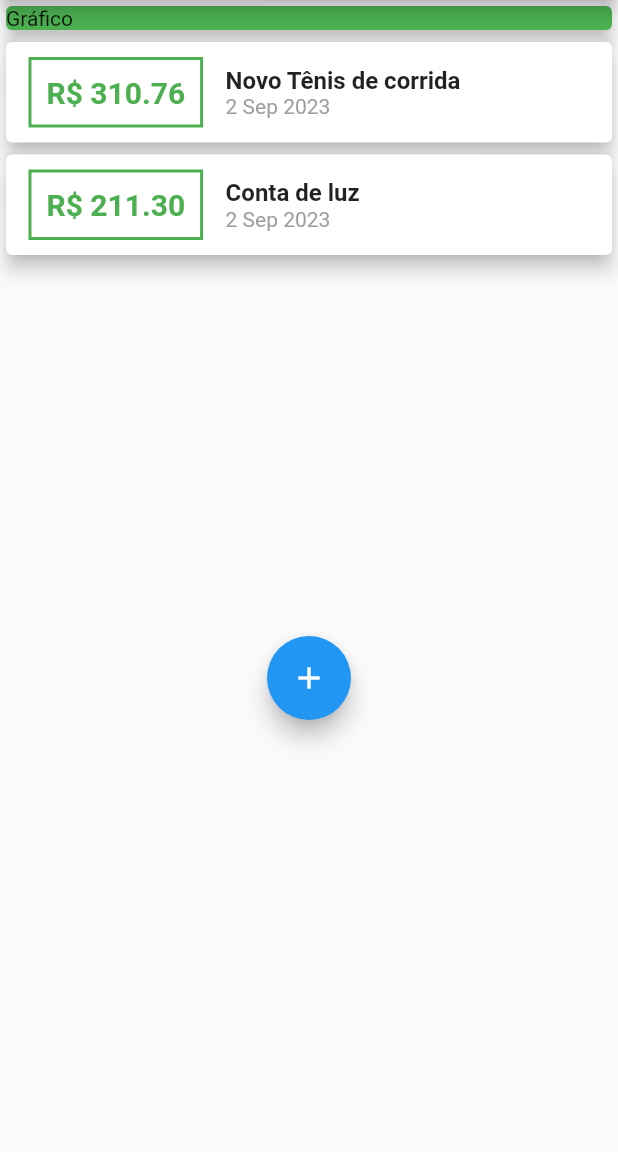
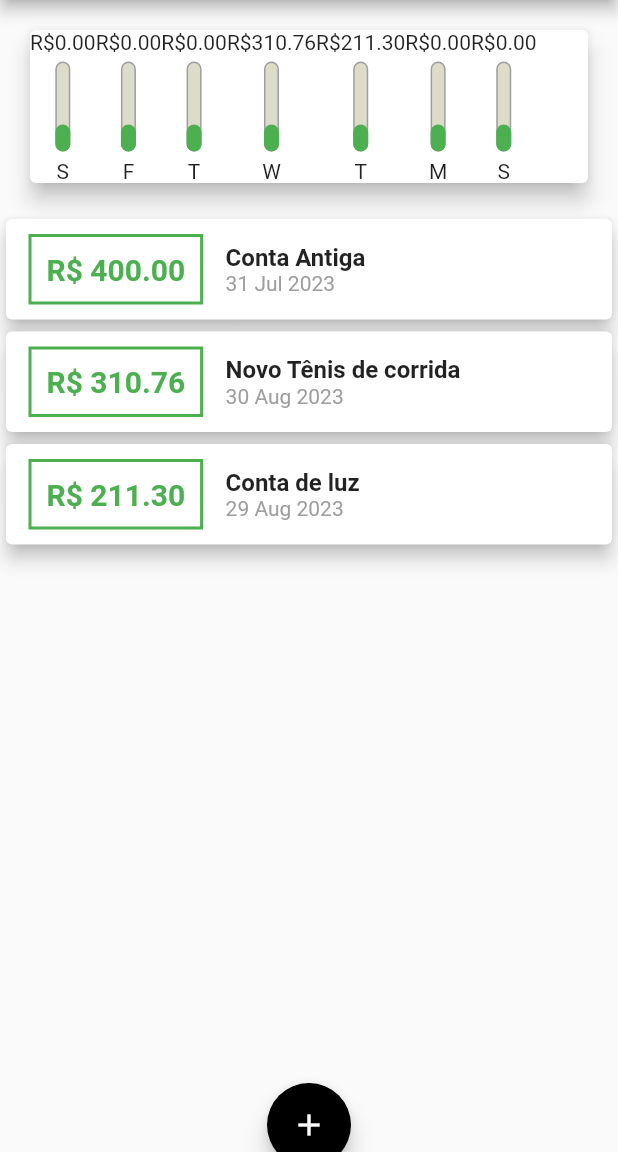
Before and after one commit to decolemos/personal_expenses_app_project, a Flutter app: the screen it shows after launch, on a phone screen of 412 x 824 dp, the part 84-1236 px from its top. Run offline on Flutter 3.47's test engine with Material 2 defaults, Android fonts, the phone set to English and light mode, and no system bars.

Commit message:
criando componente chart e logica

```diff
--- /dev/null
+++ b/lib/components/chart.dart
@@ -0,0 +1,61 @@
+// ignore_for_file: public_member_api_docs, sort_constructors_first
+import 'package:expenses/components/chart_bar.dart';
+import 'package:flutter/material.dart';
+import 'package:intl/intl.dart';
+import 'package:expenses/models/transaction.dart';
+
+class Chart extends StatelessWidget {
+
+  final List<Transaction> recentTransaction;
+
+  const Chart({
+    Key? key,
+    required this.recentTransaction,
+  }) : super(key: key);
+
+
+  List<Map<String, dynamic>> get groupedTransactions {
+    return List.generate(7, (index) {
+      final weekDay = DateTime.now().subtract(
+        Duration(
+          days: index
+        )
+      );
+
+      double totalSum = 0.0;
+
+      for(int index = 0; index < recentTransaction.length; index ++) {
+        bool sameDay = recentTransaction[index].date.day == weekDay.day;
+        bool sameMonth = recentTransaction[index].date.month == weekDay.month;
+        bool sameYear = recentTransaction[index].date.year == weekDay.year;
+
+        if(sameDay && sameMonth && sameYear) {
+          totalSum += recentTransaction[index].value;
+        }
+
+      }
+
+      return {
+        "day": DateFormat.E().format(weekDay)[0],
+        "value": totalSum};
+    });
+  }
+
+  @override
+  Widget build(BuildContext context) {
+    groupedTransactions;
+    return Card(
+      elevation: 6,
+      margin: const EdgeInsets.all(20),
+      child: Row(
+        children: groupedTransactions.map((transaction) {
+          return CharBar(
+            label: transaction["day"],
+            value: transaction["value"],
+            percentage: 0.3,
+          );
+        }).toList(),
+      ),
+    );
+  }
+}
--- /dev/null
+++ b/lib/components/chart_bar.dart
@@ -0,0 +1,60 @@
+// ignore_for_file: public_member_api_docs, sort_constructors_first
+import 'package:flutter/material.dart';
+
+class CharBar extends StatelessWidget {
+
+  final String label;
+  final double value;
+  final double percentage;
+
+  const CharBar({
+    Key? key,
+    required this.label,
+    required this.value,
+    required this.percentage,
+  }) : super(key: key);
+
+  @override
+  Widget build(BuildContext context) {
+    return Column(
+      children: [
+        Text("R\$${value.toStringAsFixed(2)}"),
+        const SizedBox(
+          height: 5,
+        ),
+        SizedBox(
+          height: 60,
+          width: 10,
+          child: Stack(
+            alignment: Alignment.bottomCenter,
+            children: [
+              Container(
+                decoration: BoxDecoration(
+                  border: Border.all(
+                    color: Colors.grey,
+                    width: 1.0
+                  ),
+                  color: const Color.fromRGBO(220, 220, 200, 1),
+                  borderRadius: BorderRadius.circular(5)
+                ),
+              ),
+              FractionallySizedBox(
+                heightFactor: percentage,
+                child: Container(
+                  decoration: BoxDecoration(
+                    color: Theme.of(context).primaryColor,
+                    borderRadius: BorderRadius.circular(5),
+                  ),
+                ),
+              )
+            ],
+          ),
+        ),
+        const SizedBox(
+          height: 5,
+        ),
+        Text(label)
+      ],
+    );
+  }
+}
--- a/lib/components/transaction_form.dart
+++ b/lib/components/transaction_form.dart
@@ -28,9 +28,7 @@ class _TransactionFormState extends State<TransactionForm> {
 
   @override
   Widget build(BuildContext context) {
-  return Card(
-      elevation: 5,
-      child: Padding(
+  return Padding(
     padding: const EdgeInsets.all(10),
     child: Column(
       children: [
@@ -71,7 +69,6 @@ class _TransactionFormState extends State<TransactionForm> {
         )
       ],
     ),
-      ),
   );
   }
 }
--- a/lib/components/transaction_list.dart
+++ b/lib/components/transaction_list.dart
@@ -11,8 +11,29 @@ class TransactionList extends StatelessWidget {
   @override
   Widget build(BuildContext context) {
   return SizedBox(
-    height: 400,
-    child: ListView.builder(
+    height: 580,
+    child: transactions.isEmpty
+    ? Column(
+      children: [
+        const SizedBox(
+          height: 20,
+        ),
+        Text("Nenhuma despesa cadastrada!",
+        style: Theme.of(context).textTheme.titleMedium,
+        ),
+        const SizedBox(
+          height: 20,
+        ),
+        SizedBox(
+          height: 300,
+          child: Image.asset(
+            "assets/waiting.png",
+            fit: BoxFit.cover,
+          ),
+        ),
+      ],
+    )
+    : ListView.builder(
       itemCount: transactions.length,
       itemBuilder: (context, index) {
         final transaction = transactions[index];
@@ -28,16 +49,16 @@ class TransactionList extends StatelessWidget {
                 decoration: BoxDecoration(
                   border: Border.all(
                     width: 2,
-                    color: Colors.green
+                    color: Theme.of(context).primaryColor
                   )
                 ),
                 padding: const EdgeInsets.all(10),
                 child: Text(
                   "R\$ ${transaction.value.toStringAsFixed(2)}",
-                  style: const TextStyle(
+                  style: TextStyle(
                     fontWeight: FontWeight.bold,
                     fontSize: 20,
-                    color: Colors.green
+                    color: Theme.of(context).primaryColor
                   ),
                 )
               ),
--- a/lib/main.dart
+++ b/lib/main.dart
@@ -1,4 +1,5 @@
 import 'dart:math';
+import 'package:expenses/components/chart.dart';
 import 'package:flutter/material.dart';
 import 'components/transaction_form.dart';
 import 'components/transaction_list.dart';
@@ -13,8 +14,15 @@ class ExpensesApp extends StatelessWidget {
 
   @override
   Widget build(BuildContext context) {
-    return const MaterialApp(
-      home: MyHomePage()
+    return MaterialApp(
+      debugShowCheckedModeBanner: false,
+      home: const MyHomePage(),
+      theme: ThemeData(
+        primarySwatch: Colors.green,
+        colorScheme: ColorScheme.fromSwatch().copyWith(
+          secondary: Colors.black
+        )
+      ),
     );
   }
 }
@@ -29,21 +37,34 @@ class MyHomePage extends StatefulWidget {
 class _MyHomePageState extends State<MyHomePage> {
 
 
-  final _transactions = [
+  final List<Transaction> _transactions = [
+    Transaction(
+      id: "000",
+      title: "Conta Antiga",
+      value: 400.00,
+      date: DateTime.now().subtract(const Duration(days: 33))
+    ),
     Transaction(
       id: "001",
       title: "Novo Tênis de corrida",
       value: 310.76,
-      date: DateTime.now()
+      date: DateTime.now().subtract(const Duration(days: 3))
     ),
     Transaction(
       id: "002",
       title: "Conta de luz",
       value: 211.30,
-      date: DateTime.now()
+      date: DateTime.now().subtract(const Duration(days: 4))
     ),
   ];
 
+  List<Transaction> get _recentTransactions {
+    return _transactions.where((transaction) {
+      return transaction.date.isAfter(DateTime.now().subtract(
+        const Duration(days: 7)
+      ));
+    }).toList();
+  }
 
   void _addTransaction(String title, double value) {
     final newTransaction = Transaction(
@@ -84,15 +105,10 @@ class _MyHomePageState extends State<MyHomePage> {
       ),
       body: SingleChildScrollView(
         child: Column(
+          mainAxisAlignment: MainAxisAlignment.center,
           crossAxisAlignment: CrossAxisAlignment.stretch,
           children: [
-            const SizedBox(
-              child: Card(
-                color: Colors.green,
-                elevation: 5,
-                child: Text("Gráfico"),
-              ),
-            ),
+            Chart(recentTransaction: _recentTransactions),
             TransactionList(transactions: _transactions),
             FloatingActionButton(
               onPressed: () => _openTransactionFormModal(context),
--- a/pubspec.yaml
+++ b/pubspec.yaml
@@ -63,6 +63,8 @@ flutter:
   # assets:
   #   - images/a_dot_burr.jpeg
   #   - images/a_dot_ham.jpeg
+  assets:
+    - assets/
 
   # An image asset can refer to one or more resolution-specific "variants", see
   # https://flutter.dev/assets-and-images/#resolution-aware
```
Also changed, not shown: assets/waiting.png (added), pubspec.lock. Lines whose indentation alone changed are shown as unchanged.
